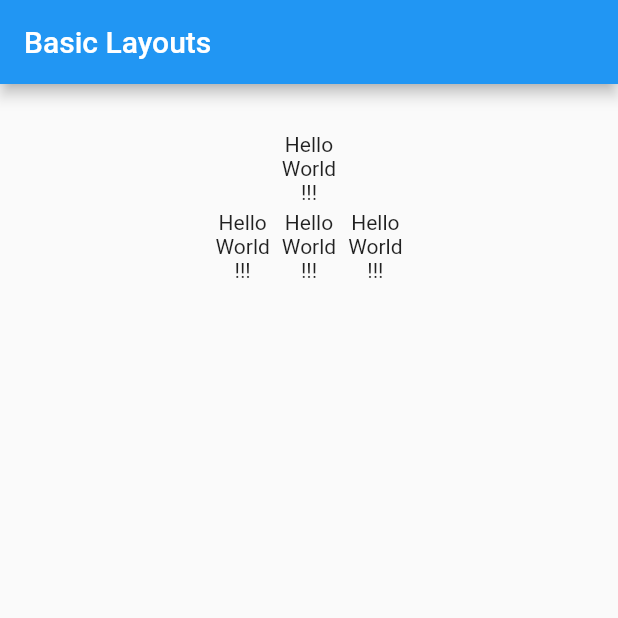
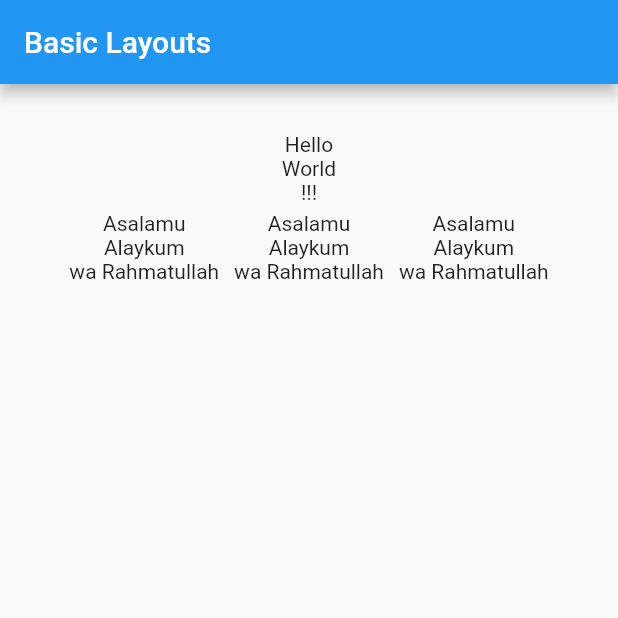
Before and after one commit to amaan75/flutter_tuts, a Flutter app: the screen it shows after launch, on a phone screen of 412 x 824 dp, the top half of it. Run offline on Flutter 3.47's test engine with Material 2 defaults, Android fonts, the phone set to English and light mode, and no system bars.

Commit message:
made a hello component and restructured the file

```diff
--- /dev/null
+++ b/flutter2/lib/hello.dart
@@ -0,0 +1,17 @@
+import 'package:flutter/material.dart';
+
+class Hello extends StatelessWidget {
+  @override
+  Widget build(BuildContext context) {
+    return new Container(
+      padding: const EdgeInsets.all(5.0),
+      child: new Column(
+        children: <Widget>[
+          new Text('Asalamu'),
+          new Text('Alaykum'),
+          new Text('wa Rahmatullah')
+        ],
+      ),
+    );
+  }
+}
--- a/flutter2/lib/main.dart
+++ b/flutter2/lib/main.dart
@@ -1,4 +1,5 @@
 import 'package:flutter/material.dart';
+import 'hello.dart';
 
 void main() => runApp(new MyApp());
 
@@ -23,36 +24,9 @@ class MyApp extends StatelessWidget {
                   crossAxisAlignment: CrossAxisAlignment.center,
                   mainAxisAlignment: MainAxisAlignment.center,
                   children: <Widget>[
-                    new Container(
-                      padding: const EdgeInsets.all(4.0),
-                      child: new Column(
-                        children: <Widget>[
-                          new Text('Hello'),
-                          new Text('World'),
-                          new Text('!!!'),
-                        ],
-                      ),
-                    ),
-                    new Container(
-                      padding: const EdgeInsets.all(4.0),
-                      child: new Column(
-                        children: <Widget>[
-                          new Text('Hello'),
-                          new Text('World'),
-                          new Text('!!!'),
-                        ],
-                      ),
-                    ),
-                    new Container(
-                      padding: const EdgeInsets.all(4.0),
-                      child: new Column(
-                        children: <Widget>[
-                          new Text('Hello'),
-                          new Text('World'),
-                          new Text('!!!'),
-                        ],
-                      ),
-                    ),
+                    new Hello(),
+                    new Hello(),
+                    new Hello(),
                   ],
                 )
               ],
```
